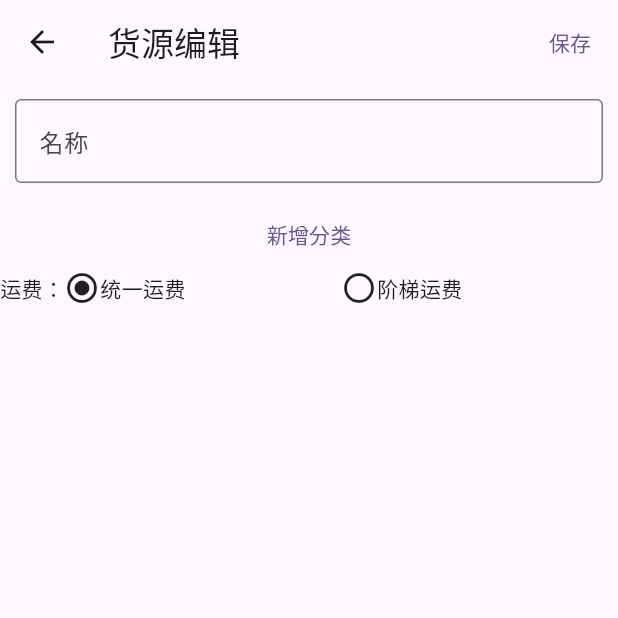
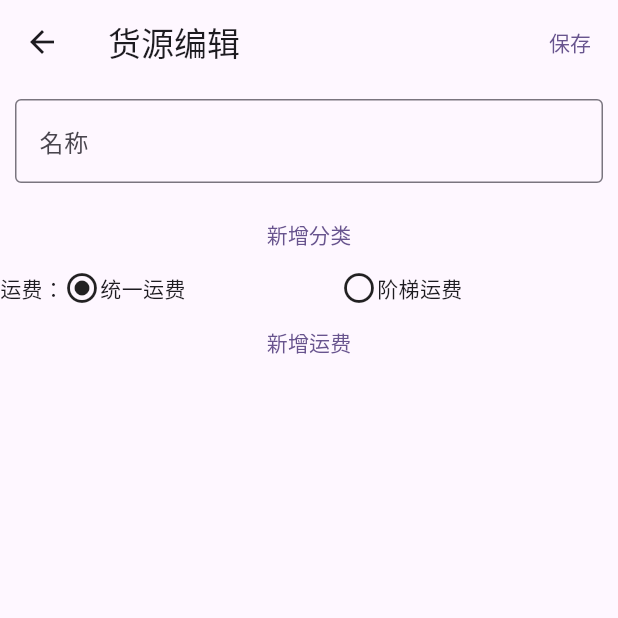
Before and after one commit to superzhangjh/StoreTools, a Flutter app: the ProducerEditorPage screen opened by its route, on a phone screen of 412 x 824 dp, the top half of it. Run offline on Flutter 3.47's test engine with Material 3 defaults, Android fonts, the light colour scheme and no system bars; our stand-ins replace file_picker, fluttertoast, font_awesome_flutter, get; missing offline and left inert: excel, leancloud_storage.

Commit message:
提交代码

```diff
--- a/lib/ui/producer/freight_editor/producer_freight_editor_page.dart
+++ b/lib/ui/producer/freight_editor/producer_freight_editor_page.dart
@@ -33,7 +33,7 @@ class ProducerFreightEditorState extends BottomSheetState<ProducerFreightEditorP
     controller: controller,
     slivers: [
       SliverAppBar(
-        title: const Text('阶梯运费'),
+        title: Text(widget.useStepFreight? '阶梯运费': '统一运费'),
         floating: true,
         pinned: true,
         actions: [
@@ -45,7 +45,7 @@ class ProducerFreightEditorState extends BottomSheetState<ProducerFreightEditorP
       ),
       SliverToBoxAdapter(
         child: Offstage(
-          offstage: widget.useStepFreight,
+          offstage: !widget.useStepFreight,
           child: TextInputWidget(
               controller: _controller.nameInputController,
               label: '名称(选填)'
--- a/lib/ui/producer/producer_editor_page.dart
+++ b/lib/ui/producer/producer_editor_page.dart
@@ -84,7 +84,7 @@ class ProducerEditorState extends BaseState<ProducerEditorPage> {
             final useStepFreight = _controller.producer.value.useStepFreight;
             return SliverToBoxAdapter(
               child: Offstage(
-                offstage: !useStepFreight || _controller.producer.value.freight != null,
+                offstage: !useStepFreight && _controller.producer.value.freight != null,
                 child: TextButton(
                   onPressed: () => _showFreightEditor(useStepFreight),
                   child: const Text('新增运费'),
```
Also changed, not shown: lib/ext/map_ext.dart (+6 -1 lines).
